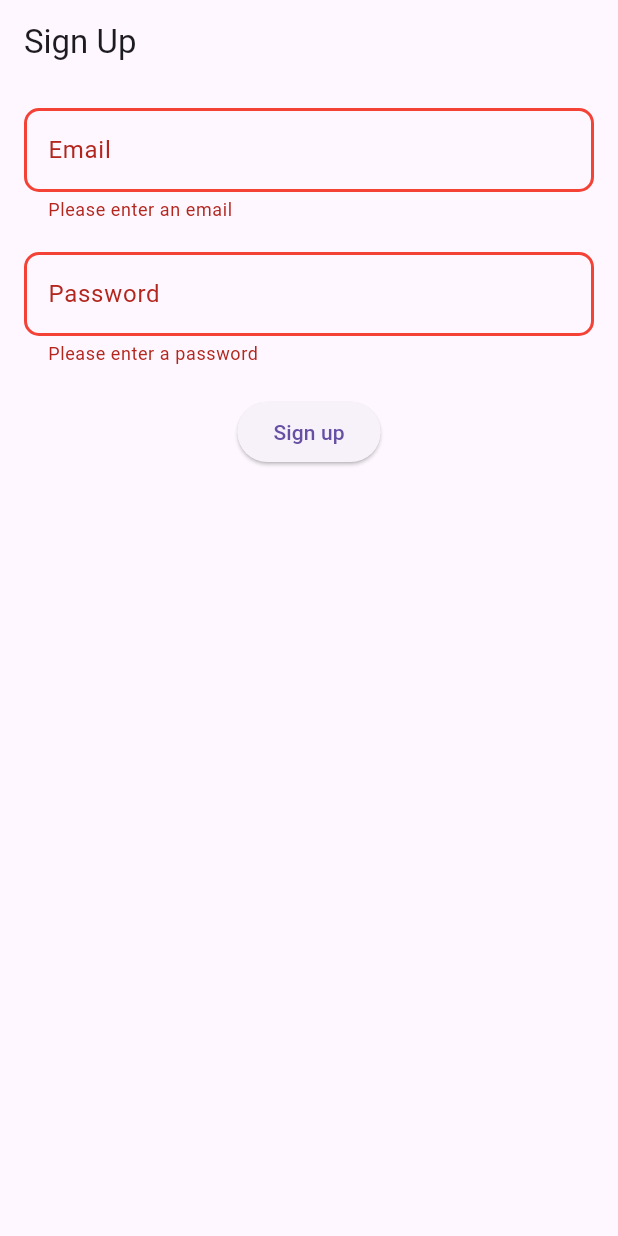
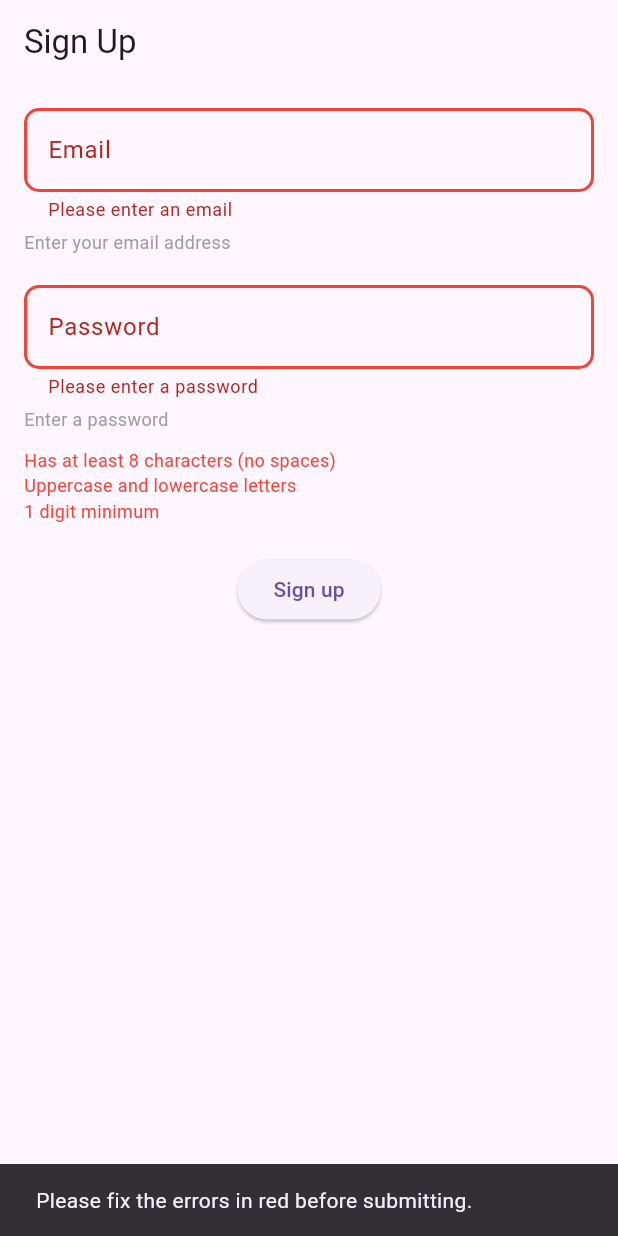
Before and after one commit to michaelost/flutter-signup, a Flutter app: the screen it shows after launch, after a tap on "Sign up", on a phone screen of 412 x 824 dp. Run offline on Flutter 3.47's test engine with Material 3 defaults, Android fonts, the phone set to English and light mode, and no system bars.

Commit message:
fix validation

```diff
--- a/lib/custom_text_form_field.dart
+++ b/lib/custom_text_form_field.dart
@@ -3,19 +3,24 @@ import 'package:flutter/material.dart';
 class CustomTextFormField extends StatelessWidget {
   final TextEditingController controller;
   final String labelText;
+  final String hintText;
   final bool obscureText;
   final String? Function(String?)? validator;
 
   CustomTextFormField({
     required this.controller,
     required this.labelText,
+    required this.hintText,
     this.obscureText = false,
     this.validator,
   });
 
   @override
   Widget build(BuildContext context) {
-    return TextFormField(
+    return Column(
+      crossAxisAlignment: CrossAxisAlignment.start,
+      children: [
+        TextFormField(
           controller: controller,
           decoration: InputDecoration(
             labelText: labelText,
@@ -42,6 +47,13 @@ class CustomTextFormField extends StatelessWidget {
           ),
           obscureText: obscureText,
           validator: validator,
+        ),
+        SizedBox(height: 5),
+        Text(
+          hintText,
+          style: TextStyle(color: Colors.grey, fontSize: 12),
+        ),
+      ],
     );
   }
 }
--- a/lib/main.dart
+++ b/lib/main.dart
@@ -1,6 +1,6 @@
 import 'package:flutter/material.dart';
 import 'custom_text_form_field.dart';
-import 'custom_sign_up_button.dart';
+import 'password_field_with_validator.dart';
 
 void main() {
   runApp(MyApp());
@@ -45,8 +45,42 @@ class _AuthPageState extends State<AuthPage> {
     );
   }
 
+  void _validateAndSubmit() {
+    final passwordFieldWithValidator = PasswordFieldWithValidator(
+      controller: _passwordController,
+      labelText: "Password",
+      hintText: "Enter a password",
+      validator: (value) {
+        if (value == null || value.isEmpty) {
+          return 'Please enter a password';
+        }
+        return null;
+      },
+    );
+
+    if (_formKey.currentState!.validate() && passwordFieldWithValidator.isPasswordValid(_passwordController.text)) {
+      _showSuccessDialog();
+    } else {
+      ScaffoldMessenger.of(context).showSnackBar(
+        SnackBar(content: Text('Please fix the errors in red before submitting.')),
+      );
+    }
+  }
+
   @override
   Widget build(BuildContext context) {
+    final passwordFieldWithValidator = PasswordFieldWithValidator(
+      controller: _passwordController,
+      labelText: "Password",
+      hintText: "Enter a password",
+      validator: (value) {
+        if (value == null || value.isEmpty) {
+          return 'Please enter a password';
+        }
+        return null;
+      },
+    );
+
     return Scaffold(
       appBar: AppBar(title: Text("Sign Up")),
       body: Padding(
@@ -58,6 +92,7 @@ class _AuthPageState extends State<AuthPage> {
               CustomTextFormField(
                 controller: _emailController,
                 labelText: "Email",
+                hintText: "Enter your email address",
                 validator: (value) {
                   if (value == null || value.isEmpty) {
                     return 'Please enter an email';
@@ -70,30 +105,11 @@ class _AuthPageState extends State<AuthPage> {
                 },
               ),
               SizedBox(height: 20),
-              CustomTextFormField(
-                controller: _passwordController,
-                labelText: "Password",
-                obscureText: true,
-                validator: (value) {
-                  if (value == null || value.isEmpty) {
-                    return 'Please enter a password';
-                  }
-                  if (value.length < 8 || value.length > 64) {
-                    return 'Password must be between 8 and 64 characters';
-                  }
-                  if (!RegExp(r'^(?=.*[A-Z])').hasMatch(value)) {
-                    return 'Password must contain at least one uppercase letter';
-                  }
-                  if (!RegExp(r'^(?=.*\d)').hasMatch(value)) {
-                    return 'Password must contain at least one digit';
-                  }
-                  return null;
-                },
-              ),
+              passwordFieldWithValidator,
               SizedBox(height: 20),
-              CustomSignUpButton(
-                formKey: _formKey,
-                onSuccess: _showSuccessDialog,
+              ElevatedButton(
+                onPressed: _validateAndSubmit,
+                child: Text("Sign up"),
               ),
             ],
           ),
--- /dev/null
+++ b/lib/password_field_with_validator.dart
@@ -0,0 +1,66 @@
+import 'package:flutter/material.dart';
+import 'password_validator.dart';
+import 'custom_text_form_field.dart';
+
+class PasswordFieldWithValidator extends StatefulWidget {
+  final TextEditingController controller;
+  final String labelText;
+  final String hintText;
+  final String? Function(String?)? validator;
+
+  PasswordFieldWithValidator({
+    required this.controller,
+    required this.labelText,
+    required this.hintText,
+    this.validator,
+  });
+
+  bool isPasswordValid(String password) {
+    return password.length >= 8 &&
+           password.contains(RegExp(r'[A-Z]')) &&
+           password.contains(RegExp(r'\d'));
+  }
+
+  @override
+  _PasswordFieldWithValidatorState createState() => _PasswordFieldWithValidatorState();
+}
+
+class _PasswordFieldWithValidatorState extends State<PasswordFieldWithValidator> {
+  String _password = '';
+
+  @override
+  void initState() {
+    super.initState();
+    widget.controller.addListener(_updatePassword);
+  }
+
+  void _updatePassword() {
+    setState(() {
+      _password = widget.controller.text;
+    });
+  }
+
+  @override
+  void dispose() {
+    widget.controller.removeListener(_updatePassword);
+    super.dispose();
+  }
+
+  @override
+  Widget build(BuildContext context) {
+    return Column(
+      crossAxisAlignment: CrossAxisAlignment.start,
+      children: [
+        CustomTextFormField(
+          controller: widget.controller,
+          labelText: widget.labelText,
+          hintText: widget.hintText,
+          obscureText: true,
+          validator: widget.validator,
+        ),
+        SizedBox(height: 10),
+        PasswordValidator(password: _password),
+      ],
+    );
+  }
+}
--- /dev/null
+++ b/lib/password_validator.dart
@@ -0,0 +1,42 @@
+import 'package:flutter/material.dart';
+
+class PasswordValidator extends StatelessWidget {
+  final String password;
+
+  PasswordValidator({required this.password});
+
+  bool get hasMinLength => password.length >= 8;
+  bool get hasUppercase => password.contains(RegExp(r'[A-Z]'));
+  bool get hasDigit => password.contains(RegExp(r'\d'));
+
+  @override
+  Widget build(BuildContext context) {
+    return Column(
+      crossAxisAlignment: CrossAxisAlignment.start,
+      children: [
+        _buildValidationItem(
+          'Has at least 8 characters (no spaces)',
+          hasMinLength,
+        ),
+        _buildValidationItem(
+          'Uppercase and lowercase letters',
+          hasUppercase,
+        ),
+        _buildValidationItem(
+          '1 digit minimum',
+          hasDigit,
+        ),
+      ],
+    );
+  }
+
+  Widget _buildValidationItem(String message, bool isValid) {
+    return Text(
+      message,
+      style: TextStyle(
+        color: isValid ? Colors.green : Colors.red,
+        fontSize: 12,
+      ),
+    );
+  }
+}
```
Lines whose indentation alone changed are shown as unchanged.
